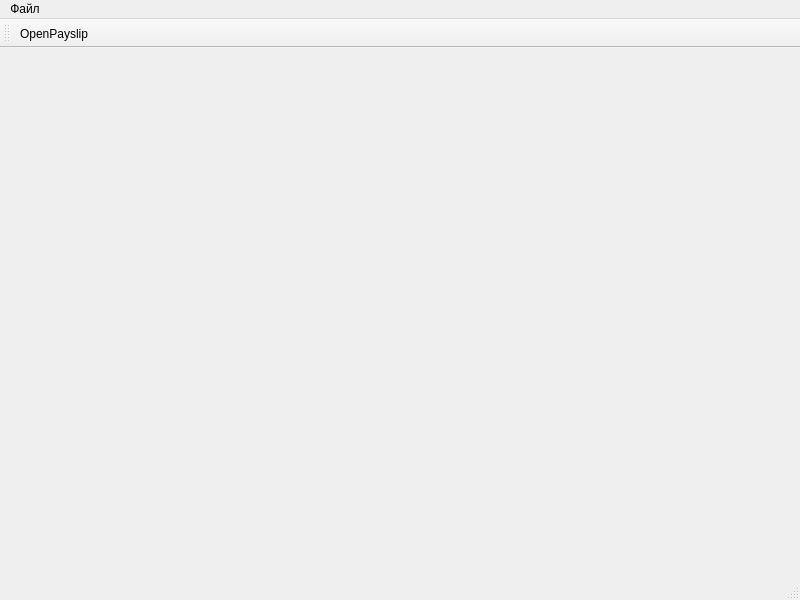
Old version of the form mainwindow.ui in the repository GorINIch73/salary.
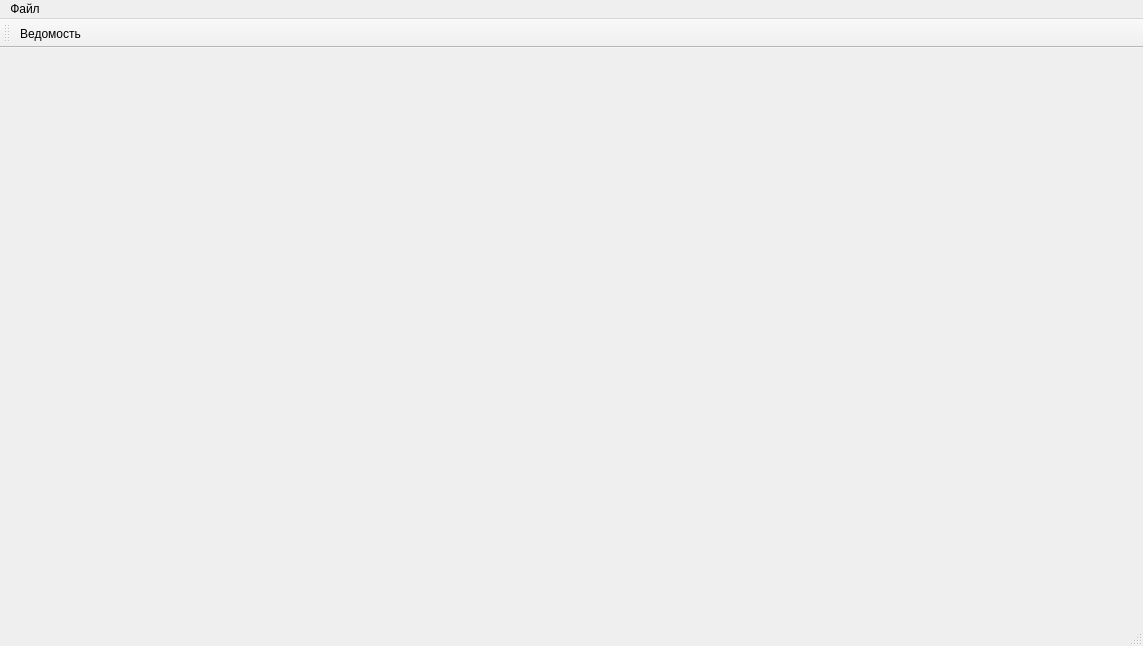
New version of the form.

```diff
--- a/mainwindow.ui
+++ b/mainwindow.ui
@@ -6,8 +6,8 @@
    <rect>
     <x>0</x>
     <y>0</y>
-    <width>800</width>
-    <height>600</height>
+    <width>1143</width>
+    <height>646</height>
    </rect>
   </property>
   <property name="windowTitle">
@@ -38,7 +38,7 @@
     <rect>
      <x>0</x>
      <y>0</y>
-     <width>800</width>
+     <width>1143</width>
      <height>21</height>
     </rect>
    </property>
@@ -116,7 +116,7 @@
   </action>
   <action name="actionOpenPayslip">
    <property name="text">
-    <string>OpenPayslip</string>
+    <string>Ведомость</string>
    </property>
   </action>
   <action name="actionAbout">
```
